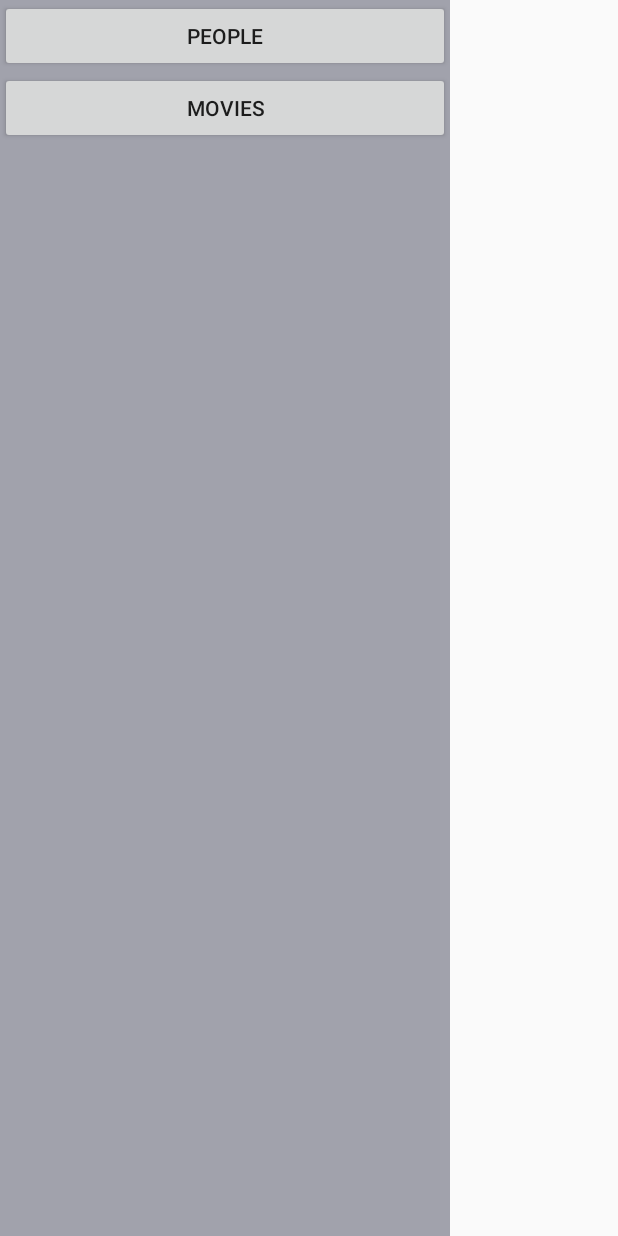
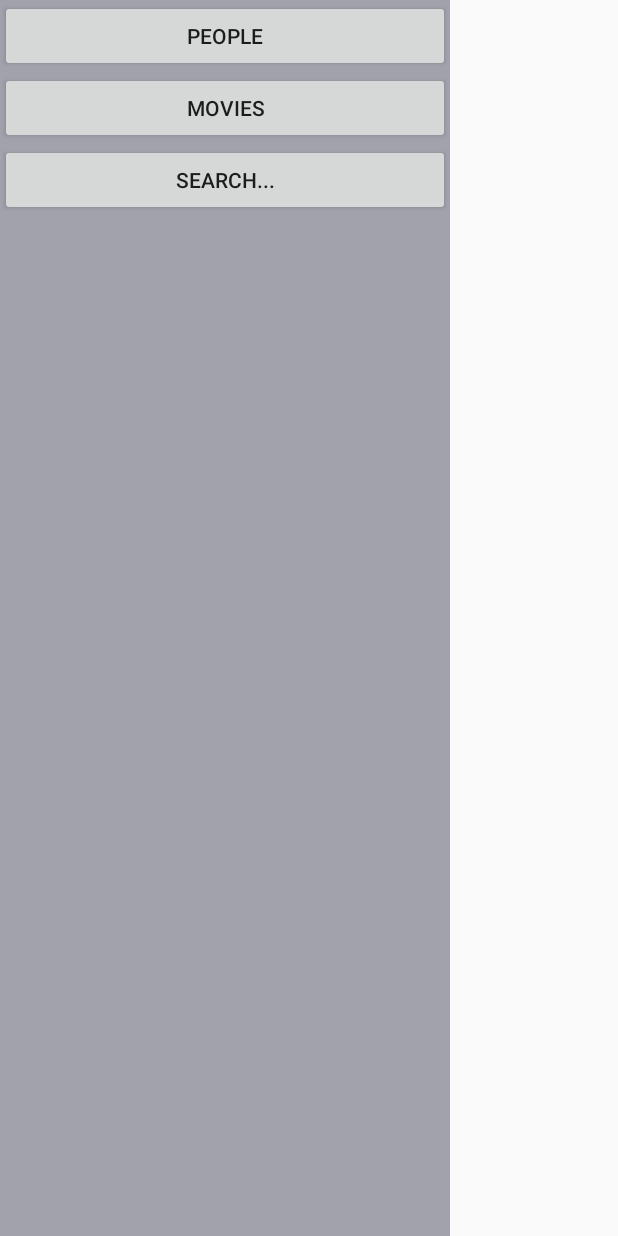
Before and after one commit to anddev404/MovieGuide, an Android app: the layout navigation_drawer.xml on its own in the app's theme, with its tools: preview values and no code run, on a phone screen of 412 x 824 dp. Run offline under Robolectric (Android 15) with nearby library versions, the phone set to English and light mode, and no system bars.

Commit message:
Dodano Wyszukiwarkę
Dodano nową aktywność która wyświetla wyniki wyszukiwania.

```diff
--- a/app/src/main/AndroidManifest.xml
+++ b/app/src/main/AndroidManifest.xml
@@ -12,8 +12,9 @@
         android:roundIcon="@mipmap/ic_launcher_round"
         android:supportsRtl="true"
         android:theme="@style/AppTheme">
-        <activity android:name=".peopleActivity.PeopleActivity_"></activity>
-        <activity android:name=".movieActivity.MovieActvity_"></activity>
+        <activity android:name=".searchEngineActivity.SearchEngineActivity_"></activity>
+        <activity android:name=".peopleActivity.PeopleActivity_" />
+        <activity android:name=".movieActivity.MovieActvity_" />
         <activity android:name=".moviesActivity.MoviesActivity_">
             <intent-filter>
                 <action android:name="android.intent.action.MAIN" />
--- a/app/src/main/res/layout/navigation_drawer.xml
+++ b/app/src/main/res/layout/navigation_drawer.xml
@@ -18,4 +18,9 @@
         android:layout_height="wrap_content"
         android:text="Movies" />
 
+    <Button
+        android:id="@+id/search_engine_navigation_drawer_button"
+        android:layout_width="match_parent"
+        android:layout_height="wrap_content"
+        android:text="Search..." />
 </LinearLayout>
```
Also changed, not shown: app/src/main/java/com/anddev/movieguide/searchEngineActivity/SearchEngineActivity.java (added, +19 -0 lines), app/src/main/java/com/anddev/movieguide/tools/NavigationDrawerTools.java (+8 -0 lines), app/src/main/res/layout/activity_search_engine.xml (added, +14 -0 lines).
